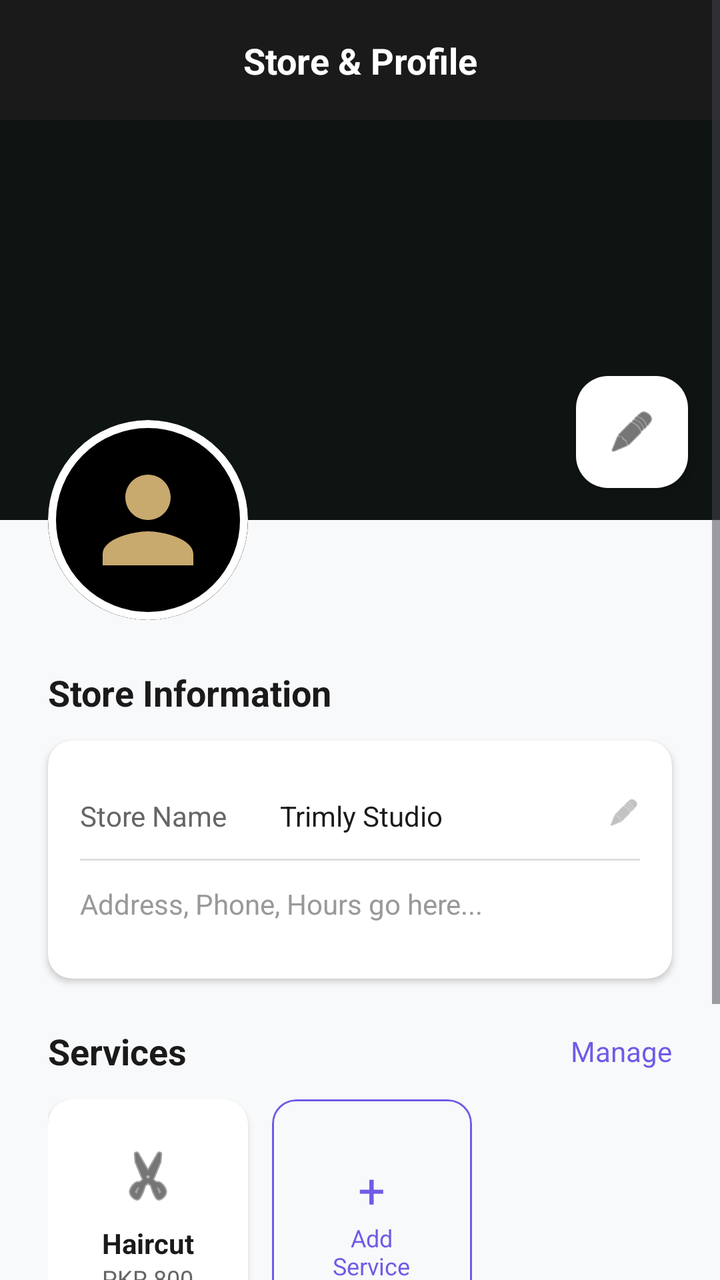
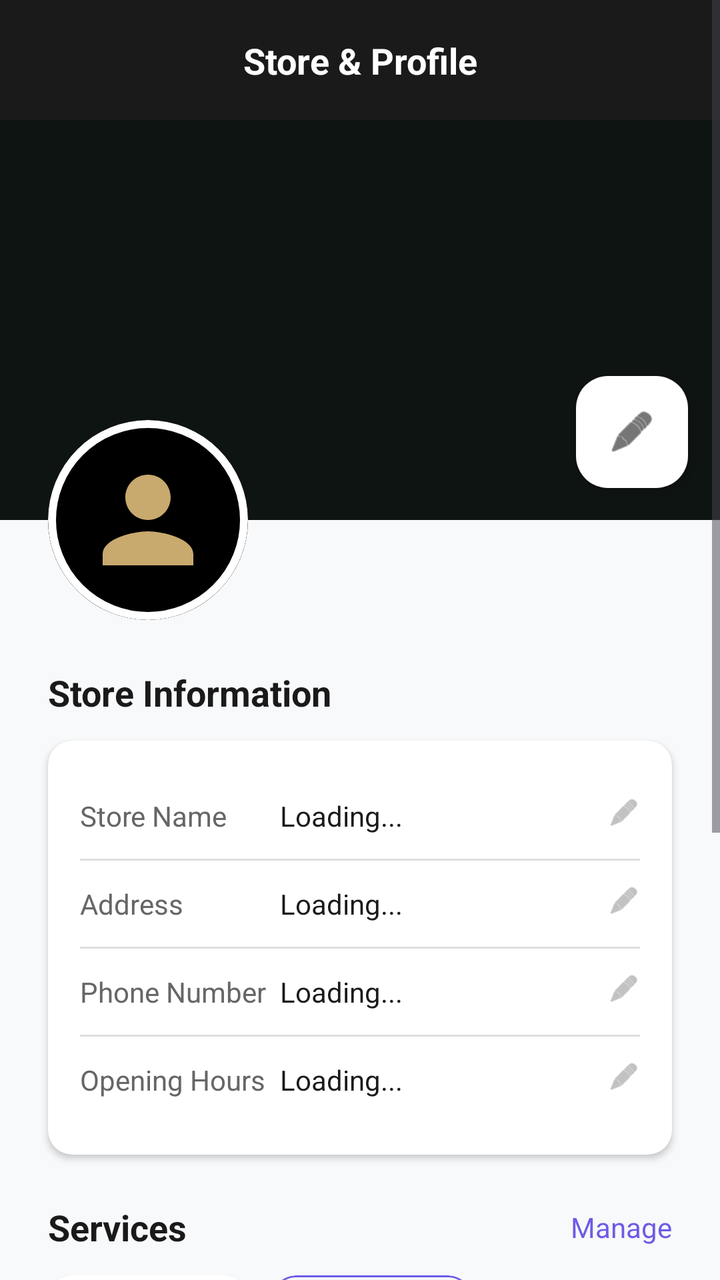

An Android layout rendered at two revisions. The XML below is the earlier revision; the diff shows what the commit changed to produce the second picture.
<!-- AndroidManifest.xml: application theme Theme.Trimly -->
<!-- res/layout/fragment_store_profile.xml -->
<?xml version="1.0" encoding="utf-8"?>
<ScrollView xmlns:android="http://schemas.android.com/apk/res/android"
    xmlns:app="http://schemas.android.com/apk/res-auto"
    android:layout_width="match_parent"
    android:layout_height="match_parent"
    android:background="#F8F9FA"
    android:fillViewport="true">

    <androidx.constraintlayout.widget.ConstraintLayout
        android:layout_width="match_parent"
        android:layout_height="wrap_content"
        android:paddingBottom="40dp">

        <View
            android:id="@+id/top_bar"
            android:layout_width="match_parent"
            android:layout_height="60dp"
            android:background="#1A1A1A"
            app:layout_constraintTop_toTopOf="parent" />

        <TextView
            android:layout_width="wrap_content"
            android:layout_height="wrap_content"
            android:text="Store &amp; Profile"
            android:textColor="#FFFFFF"
            android:textSize="18sp"
            android:textStyle="bold"
            app:layout_constraintBottom_toBottomOf="@id/top_bar"
            app:layout_constraintEnd_toEndOf="parent"
            app:layout_constraintStart_toStartOf="parent"
            app:layout_constraintTop_toTopOf="@id/top_bar" />

        <ImageView
            android:id="@+id/img_store_cover"
            android:layout_width="match_parent"
            android:layout_height="200dp"
            android:background="#121A18"
            android:scaleType="centerCrop"
            app:layout_constraintTop_toBottomOf="@id/top_bar" />

        <View
            android:layout_width="match_parent"
            android:layout_height="200dp"
            android:background="#40000000"
            app:layout_constraintTop_toBottomOf="@id/top_bar" />

        <com.google.android.material.floatingactionbutton.FloatingActionButton
            android:id="@+id/fab_edit_cover"
            android:layout_width="wrap_content"
            android:layout_height="wrap_content"
            android:layout_marginEnd="16dp"
            android:layout_marginBottom="16dp"
            app:backgroundTint="#FFFFFF"
            app:fabSize="mini"
            app:layout_constraintBottom_toBottomOf="@id/img_store_cover"
            app:layout_constraintEnd_toEndOf="parent"
            app:srcCompat="@android:drawable/ic_menu_edit"
            app:tint="#1A1A1A"
            app:elevation="4dp"/>

        <com.google.android.material.card.MaterialCardView
            android:id="@+id/card_logo"
            android:layout_width="100dp"
            android:layout_height="100dp"
            android:layout_marginStart="24dp"
            app:cardCornerRadius="50dp"
            app:strokeColor="#FFFFFF"
            app:strokeWidth="4dp"
            app:layout_constraintBottom_toBottomOf="@id/img_store_cover"
            app:layout_constraintStart_toStartOf="parent"
            app:layout_constraintTop_toBottomOf="@id/img_store_cover">

            <ImageView
                android:id="@+id/img_logo"
                android:layout_width="match_parent"
                android:layout_height="match_parent"
                android:background="#000000"
                android:padding="16dp"
                android:src="@drawable/ic_user" />
        </com.google.android.material.card.MaterialCardView>

        <TextView
            android:id="@+id/tv_store_info_title"
            android:layout_width="wrap_content"
            android:layout_height="wrap_content"
            android:layout_marginStart="24dp"
            android:layout_marginTop="24dp"
            android:text="Store Information"
            android:textColor="#1A1A1A"
            android:textSize="18sp"
            android:textStyle="bold"
            app:layout_constraintStart_toStartOf="parent"
            app:layout_constraintTop_toBottomOf="@id/card_logo" />

        <com.google.android.material.card.MaterialCardView
            android:id="@+id/card_store_info"
            android:layout_width="match_parent"
            android:layout_height="wrap_content"
            android:layout_marginHorizontal="24dp"
            android:layout_marginTop="12dp"
            app:cardBackgroundColor="#FFFFFF"
            app:cardCornerRadius="12dp"
            app:cardElevation="2dp"
            app:strokeWidth="0dp"
            app:layout_constraintTop_toBottomOf="@id/tv_store_info_title">

            <LinearLayout
                android:layout_width="match_parent"
                android:layout_height="wrap_content"
                android:orientation="vertical"
                android:padding="16dp">

                <RelativeLayout
                    android:layout_width="match_parent"
                    android:layout_height="wrap_content"
                    android:paddingVertical="12dp">
                    <TextView
                        android:layout_width="100dp"
                        android:layout_height="wrap_content"
                        android:text="Store Name"
                        android:textColor="#666666" />
                    <TextView
                        android:id="@+id/tv_profile_name"
                        android:layout_width="wrap_content"
                        android:layout_height="wrap_content"
                        android:layout_marginStart="100dp"
                        android:text="Trimly Studio"
                        android:textColor="#1A1A1A" />
                    <ImageView
                        android:layout_width="16dp"
                        android:layout_height="16dp"
                        android:layout_alignParentEnd="true"
                        android:src="@android:drawable/ic_menu_edit"
                        app:tint="#999999" />
                </RelativeLayout>
                <View android:layout_width="match_parent" android:layout_height="1dp" android:background="#E0E0E0"/>

                <TextView android:layout_width="match_parent" android:layout_height="wrap_content" android:text="Address, Phone, Hours go here..." android:paddingVertical="12dp" android:textColor="#999999"/>

            </LinearLayout>
        </com.google.android.material.card.MaterialCardView>

        <TextView
            android:id="@+id/tv_services_title"
            android:layout_width="wrap_content"
            android:layout_height="wrap_content"
            android:layout_marginStart="24dp"
            android:layout_marginTop="24dp"
            android:text="Services"
            android:textColor="#1A1A1A"
            android:textSize="18sp"
            android:textStyle="bold"
            app:layout_constraintStart_toStartOf="parent"
            app:layout_constraintTop_toBottomOf="@id/card_store_info" />

        <TextView
            android:layout_width="wrap_content"
            android:layout_height="wrap_content"
            android:layout_marginEnd="24dp"
            android:text="Manage"
            android:textColor="#6C5CE7"
            app:layout_constraintBottom_toBottomOf="@id/tv_services_title"
            app:layout_constraintEnd_toEndOf="parent"
            app:layout_constraintTop_toTopOf="@id/tv_services_title" />

        <HorizontalScrollView
            android:id="@+id/scroll_services"
            android:layout_width="match_parent"
            android:layout_height="wrap_content"
            android:layout_marginTop="12dp"
            android:clipToPadding="false"
            android:paddingHorizontal="24dp"
            android:scrollbars="none"
            app:layout_constraintTop_toBottomOf="@id/tv_services_title">

            <LinearLayout
                android:layout_width="wrap_content"
                android:layout_height="wrap_content"
                android:orientation="horizontal">

                <com.google.android.material.card.MaterialCardView
                    android:layout_width="100dp"
                    android:layout_height="120dp"
                    android:layout_marginEnd="12dp"
                    android:layout_marginBottom="4dp"
                    app:cardBackgroundColor="#FFFFFF"
                    app:cardCornerRadius="12dp"
                    app:cardElevation="2dp"
                    app:strokeWidth="0dp">
                    <LinearLayout
                        android:layout_width="match_parent"
                        android:layout_height="match_parent"
                        android:gravity="center"
                        android:orientation="vertical">
                        <ImageView android:layout_width="32dp" android:layout_height="32dp" android:src="@android:drawable/ic_menu_cut" app:tint="#1A1A1A"/>
                        <TextView android:layout_width="wrap_content" android:layout_height="wrap_content" android:text="Haircut" android:textStyle="bold" android:textColor="#1A1A1A" android:layout_marginTop="8dp"/>
                        <TextView android:layout_width="wrap_content" android:layout_height="wrap_content" android:text="PKR 800" android:textSize="12sp" android:textColor="#666666"/>
                    </LinearLayout>
                </com.google.android.material.card.MaterialCardView>

                <com.google.android.material.card.MaterialCardView
                    android:layout_width="100dp"
                    android:layout_height="120dp"
                    app:cardBackgroundColor="#00000000"
                    app:cardCornerRadius="12dp"
                    app:cardElevation="0dp"
                    app:strokeColor="#6C5CE7"
                    app:strokeWidth="1dp">
                    <LinearLayout
                        android:layout_width="match_parent"
                        android:layout_height="match_parent"
                        android:gravity="center"
                        android:orientation="vertical">
                        <TextView android:layout_width="wrap_content" android:layout_height="wrap_content" android:text="+" android:textSize="24sp" android:textColor="#6C5CE7"/>
                        <TextView android:layout_width="wrap_content" android:layout_height="wrap_content" android:text="Add\nService" android:textAlignment="center" android:textColor="#6C5CE7" android:textSize="12sp"/>
                    </LinearLayout>
                </com.google.android.material.card.MaterialCardView>
            </LinearLayout>
        </HorizontalScrollView>

        <com.google.android.material.card.MaterialCardView
            android:id="@+id/btn_logout"
            android:layout_width="match_parent"
            android:layout_height="70dp"
            android:layout_marginHorizontal="24dp"
            android:layout_marginTop="32dp"
            app:cardBackgroundColor="#FFF0F0"
            app:cardCornerRadius="12dp"
            app:cardElevation="0dp"
            app:strokeWidth="0dp"
            app:layout_constraintTop_toBottomOf="@id/scroll_services">

            <RelativeLayout
                android:layout_width="match_parent"
                android:layout_height="match_parent"
                android:paddingHorizontal="20dp">

                <ImageView
                    android:id="@+id/ic_logout"
                    android:layout_width="24dp"
                    android:layout_height="24dp"
                    android:layout_centerVertical="true"
                    android:src="@android:drawable/ic_menu_revert"
                    app:tint="#FF4444" />

                <LinearLayout
                    android:layout_width="wrap_content"
                    android:layout_height="wrap_content"
                    android:layout_centerVertical="true"
                    android:layout_marginStart="16dp"
                    android:layout_toEndOf="@id/ic_logout"
                    android:orientation="vertical">
                    <TextView
                        android:layout_width="wrap_content"
                        android:layout_height="wrap_content"
                        android:text="Logout"
                        android:textColor="#FF4444"
                        android:textStyle="bold" />
                    <TextView
                        android:layout_width="wrap_content"
                        android:layout_height="wrap_content"
                        android:text="Sign out from your account"
                        android:textColor="#FF8888"
                        android:textSize="12sp" />
                </LinearLayout>

                <ImageView
                    android:layout_width="16dp"
                    android:layout_height="16dp"
                    android:layout_alignParentEnd="true"
                    android:layout_centerVertical="true"
                    android:src="@android:drawable/ic_media_next"
                    app:tint="#FF4444" />
            </RelativeLayout>
        </com.google.android.material.card.MaterialCardView>

    </androidx.constraintlayout.widget.ConstraintLayout>
</ScrollView>
<!-- resources referenced by this layout -->
<resources>
  <!-- drawable ic_user (drawable) -->
  <vector xmlns:android="http://schemas.android.com/apk/res/android"
      android:width="24dp"
      android:height="24dp"
      android:viewportWidth="24"
      android:viewportHeight="24"
      android:tint="#C8A96E">
      <path
          android:fillColor="#1A1814"
          android:pathData="M12,12c2.21,0 4,-1.79 4,-4s-1.79,-4 -4,-4 -4,1.79 -4,4 1.79,4 4,4zM12,14c-2.67,0 -8,1.34 -8,4v2h16v-2c0,-2.66 -5.33,-4 -8,-4z"/>
  </vector>
  <style name="Theme.Trimly" parent="Base.Theme.Trimly" />
  <style name="Base.Theme.Trimly" parent="Theme.Material3.DayNight.NoActionBar">
          
          
      </style>
</resources>

<!-- the commit's change to res/layout/fragment_store_profile.xml (unified diff, before → after) -->
@@ -9,14 +9,12 @@
     <androidx.constraintlayout.widget.ConstraintLayout
         android:layout_width="match_parent"
         android:layout_height="wrap_content"
-        android:paddingBottom="40dp">
-
-        <View
-            android:id="@+id/top_bar"
-            android:layout_width="match_parent"
-            android:layout_height="60dp"
-            android:background="#1A1A1A"
-            app:layout_constraintTop_toTopOf="parent" />
+        android:paddingBottom="120dp"> <View
+        android:id="@+id/top_bar"
+        android:layout_width="match_parent"
+        android:layout_height="60dp"
+        android:background="#1A1A1A"
+        app:layout_constraintTop_toTopOf="parent" />
 
         <TextView
             android:layout_width="wrap_content"
@@ -114,29 +112,40 @@
                     android:layout_width="match_parent"
                     android:layout_height="wrap_content"
                     android:paddingVertical="12dp">
-                    <TextView
-                        android:layout_width="100dp"
-                        android:layout_height="wrap_content"
-                        android:text="Store Name"
-                        android:textColor="#666666" />
-                    <TextView
-                        android:id="@+id/tv_profile_name"
-                        android:layout_width="wrap_content"
-                        android:layout_height="wrap_content"
-                        android:layout_marginStart="100dp"
-                        android:text="Trimly Studio"
-                        android:textColor="#1A1A1A" />
-                    <ImageView
-                        android:layout_width="16dp"
-                        android:layout_height="16dp"
-                        android:layout_alignParentEnd="true"
-                        android:src="@android:drawable/ic_menu_edit"
-                        app:tint="#999999" />
+                    <TextView android:layout_width="100dp" android:layout_height="wrap_content" android:text="Store Name" android:textColor="#666666" />
+                    <TextView android:id="@+id/tv_profile_name" android:layout_width="match_parent" android:layout_height="wrap_content" android:layout_marginStart="100dp" android:layout_toStartOf="@id/btn_edit_name" android:text="Loading..." android:textColor="#1A1A1A" />
+                    <ImageView android:id="@+id/btn_edit_name" android:layout_width="16dp" android:layout_height="16dp" android:layout_alignParentEnd="true" android:src="@android:drawable/ic_menu_edit" app:tint="#999999" />
                 </RelativeLayout>
                 <View android:layout_width="match_parent" android:layout_height="1dp" android:background="#E0E0E0"/>
 
-                <TextView android:layout_width="match_parent" android:layout_height="wrap_content" android:text="Address, Phone, Hours go here..." android:paddingVertical="12dp" android:textColor="#999999"/>
-
+                <RelativeLayout
+                    android:layout_width="match_parent"
+                    android:layout_height="wrap_content"
+                    android:paddingVertical="12dp">
+                    <TextView android:layout_width="100dp" android:layout_height="wrap_content" android:text="Address" android:textColor="#666666" />
+                    <TextView android:id="@+id/tv_profile_address" android:layout_width="match_parent" android:layout_height="wrap_content" android:layout_marginStart="100dp" android:layout_toStartOf="@id/btn_edit_address" android:text="Loading..." android:textColor="#1A1A1A" />
+                    <ImageView android:id="@+id/btn_edit_address" android:layout_width="16dp" android:layout_height="16dp" android:layout_alignParentEnd="true" android:src="@android:drawable/ic_menu_edit" app:tint="#999999" />
+                </RelativeLayout>
+                <View android:layout_width="match_parent" android:layout_height="1dp" android:background="#E0E0E0"/>
+
+                <RelativeLayout
+                    android:layout_width="match_parent"
+                    android:layout_height="wrap_content"
+                    android:paddingVertical="12dp">
+                    <TextView android:layout_width="100dp" android:layout_height="wrap_content" android:text="Phone Number" android:textColor="#666666" />
+                    <TextView android:id="@+id/tv_profile_phone" android:layout_width="match_parent" android:layout_height="wrap_content" android:layout_marginStart="100dp" android:layout_toStartOf="@id/btn_edit_phone" android:text="Loading..." android:textColor="#1A1A1A" />
+                    <ImageView android:id="@+id/btn_edit_phone" android:layout_width="16dp" android:layout_height="16dp" android:layout_alignParentEnd="true" android:src="@android:drawable/ic_menu_edit" app:tint="#999999" />
+                </RelativeLayout>
+                <View android:layout_width="match_parent" android:layout_height="1dp" android:background="#E0E0E0"/>
+
+                <RelativeLayout
+                    android:layout_width="match_parent"
+                    android:layout_height="wrap_content"
+                    android:paddingVertical="12dp">
+                    <TextView android:layout_width="100dp" android:layout_height="wrap_content" android:text="Opening Hours" android:textColor="#666666" />
+                    <TextView android:id="@+id/tv_profile_hours" android:layout_width="match_parent" android:layout_height="wrap_content" android:layout_marginStart="100dp" android:layout_toStartOf="@id/btn_edit_hours" android:text="Loading..." android:textColor="#1A1A1A" />
+                    <ImageView android:id="@+id/btn_edit_hours" android:layout_width="16dp" android:layout_height="16dp" android:layout_alignParentEnd="true" android:src="@android:drawable/ic_menu_edit" app:tint="#999999" />
+                </RelativeLayout>
             </LinearLayout>
         </com.google.android.material.card.MaterialCardView>
 
@@ -154,6 +163,7 @@
             app:layout_constraintTop_toBottomOf="@id/card_store_info" />
 
         <TextView
+            android:id="@+id/btn_manage_services"
             android:layout_width="wrap_content"
             android:layout_height="wrap_content"
             android:layout_marginEnd="24dp"
@@ -192,7 +202,7 @@
                         android:layout_height="match_parent"
                         android:gravity="center"
                         android:orientation="vertical">
-                        <ImageView android:layout_width="32dp" android:layout_height="32dp" android:src="@android:drawable/ic_menu_cut" app:tint="#1A1A1A"/>
+                        <ImageView android:layout_width="32dp" android:layout_height="32dp" android:src="@android:drawable/ic_menu_edit" app:tint="#1A1A1A"/>
                         <TextView android:layout_width="wrap_content" android:layout_height="wrap_content" android:text="Haircut" android:textStyle="bold" android:textColor="#1A1A1A" android:layout_marginTop="8dp"/>
                         <TextView android:layout_width="wrap_content" android:layout_height="wrap_content" android:text="PKR 800" android:textSize="12sp" android:textColor="#666666"/>
                     </LinearLayout>
